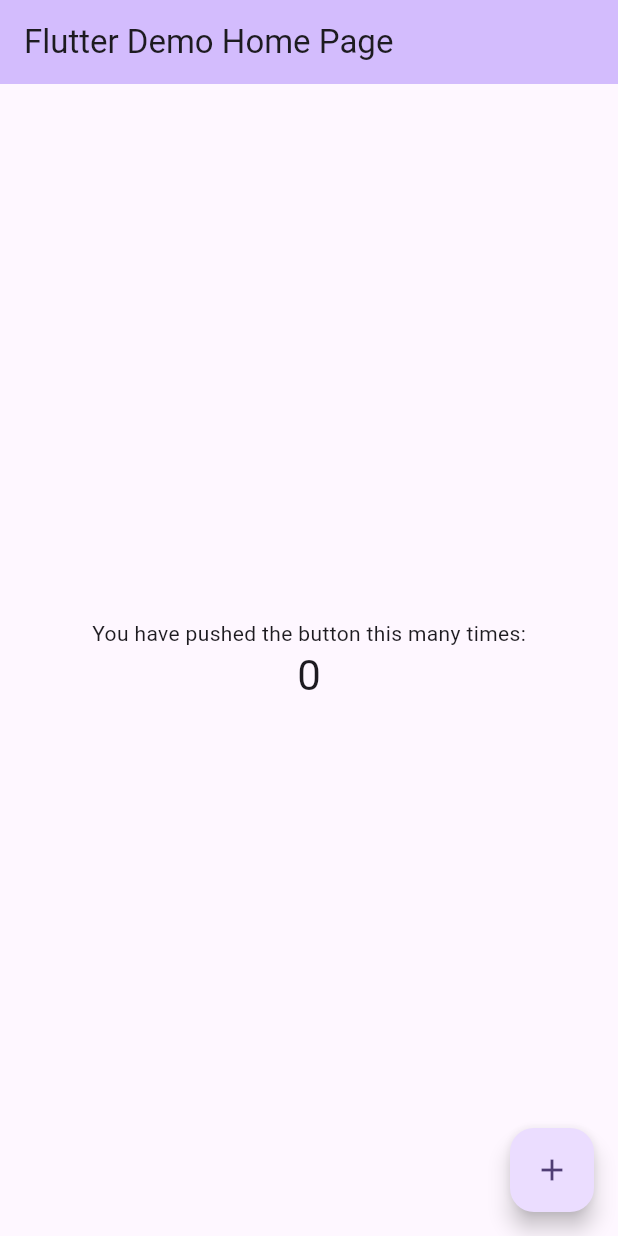
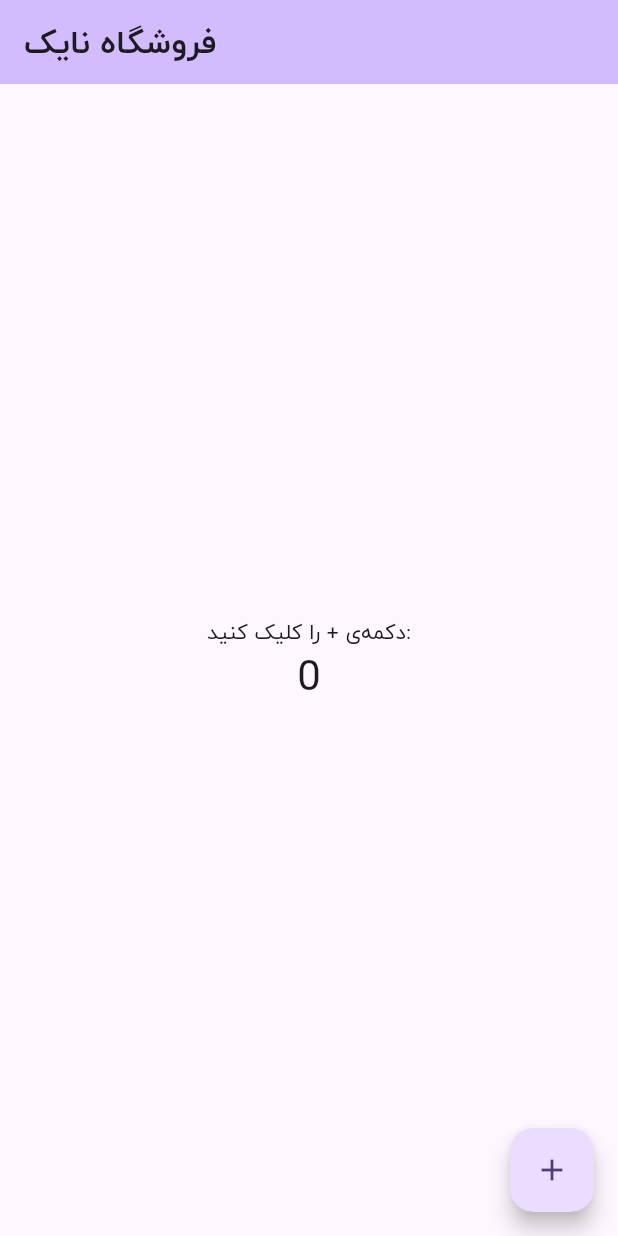
Before and after one commit to mohammadaminafrazandeh/nike_ecommerce, a Flutter app: the screen it shows after launch, on a phone screen of 412 x 824 dp. Run offline on Flutter 3.47's test engine with Material 3 defaults, Android fonts, the phone set to English and light mode, and no system bars.

Commit message:
create project

```diff
--- a/lib/main.dart
+++ b/lib/main.dart
@@ -10,6 +10,7 @@
   // This widget is the root of your application.
   @override
   Widget build(BuildContext context) {
+    const defaultTextStyle = TextStyle(fontFamily: 'IranYekan');
     return MaterialApp(
       title: 'Flutter Demo',
       theme: ThemeData(
@@ -30,8 +31,13 @@
         // tested with just a hot reload.
         colorScheme: ColorScheme.fromSeed(seedColor: Colors.deepPurple),
         useMaterial3: true,
+        textTheme: TextTheme(
+          bodyMedium: defaultTextStyle,
+          bodySmall: defaultTextStyle,
+          titleLarge: defaultTextStyle.copyWith(fontWeight: FontWeight.bold),
+        ),
       ),
-      home: const MyHomePage(title: 'Flutter Demo Home Page'),
+      home: const MyHomePage(title: 'فروشگاه نایک'),
     );
   }
 }
@@ -106,7 +112,7 @@
           mainAxisAlignment: MainAxisAlignment.center,
           children: <Widget>[
             const Text(
-              'You have pushed the button this many times:',
+              'دکمه‌ی + را کلیک کنید:',
             ),
             Text(
               '$_counter',
--- a/pubspec.yaml
+++ b/pubspec.yaml
@@ -74,7 +74,7 @@ flutter:
   # "family" key with the font family name, and a "fonts" key with a
   # list giving the asset and other descriptors for the font. For
   # example:
-  # fonts:
+  fonts:
     - family: IranYekan
       fonts:
         - asset: assets/fonts/regular.ttf
```
